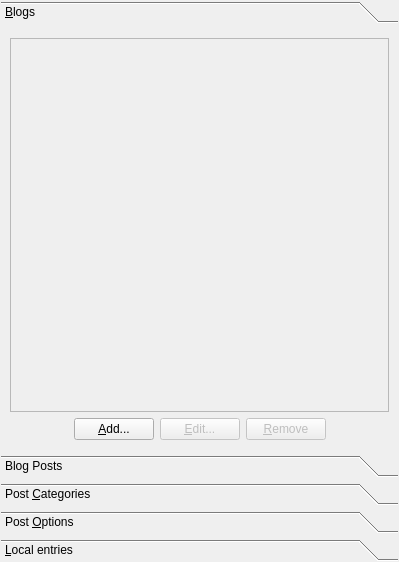
Before: the Qt Designer form src/toolboxbase.ui in mtux/bilbo, drawn with Qt 5.
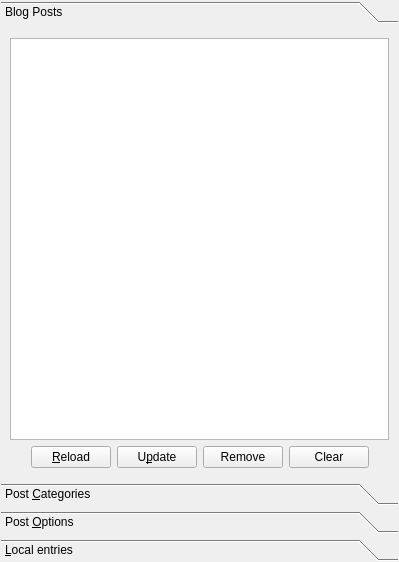
After: the same form once the commit is applied. Custom widgets are drawn as their Qt base class.

Commit message: Blog list moved to toolbar (From toolbox) A page added to configuration dialog for managing blogs

Diff of the .ui file:
```diff
--- a/src/toolboxbase.ui
+++ b/src/toolboxbase.ui
@@ -20,134 +20,13 @@
     <layout class="QGridLayout" name="gridLayout" >
      <item row="0" column="0" >
       <widget class="QToolBox" name="box" >
-       <widget class="QWidget" name="pgBlogs" >
-        <property name="geometry" >
-         <rect>
-          <x>0</x>
-          <y>0</y>
-          <width>385</width>
-          <height>403</height>
-         </rect>
-        </property>
-        <attribute name="label" >
-         <string>&amp;Blogs</string>
-        </attribute>
-        <layout class="QVBoxLayout" name="verticalLayout_8" >
-         <item>
-          <widget class="QScrollArea" name="scrollArea_2" >
-           <property name="frameShadow" >
-            <enum>QFrame::Raised</enum>
-           </property>
-           <property name="widgetResizable" >
-            <bool>true</bool>
-           </property>
-           <widget class="QWidget" name="frameBlog" >
-            <property name="geometry" >
-             <rect>
-              <x>0</x>
-              <y>0</y>
-              <width>371</width>
-              <height>357</height>
-             </rect>
-            </property>
-            <layout class="QVBoxLayout" name="verticalLayout" >
-             <property name="leftMargin" >
-              <number>2</number>
-             </property>
-             <property name="topMargin" >
-              <number>2</number>
-             </property>
-             <property name="rightMargin" >
-              <number>2</number>
-             </property>
-            </layout>
-           </widget>
-          </widget>
-         </item>
-         <item>
-          <layout class="QHBoxLayout" name="horizontalLayout_5" >
-           <property name="sizeConstraint" >
-            <enum>QLayout::SetMinimumSize</enum>
-           </property>
-           <item>
-            <spacer name="horizontalSpacer" >
-             <property name="orientation" >
-              <enum>Qt::Horizontal</enum>
-             </property>
-             <property name="sizeHint" stdset="0" >
-              <size>
-               <width>40</width>
-               <height>20</height>
-              </size>
-             </property>
-            </spacer>
-           </item>
-           <item>
-            <widget class="KPushButton" name="btnBlogAdd" >
-             <property name="toolTip" >
-              <string>Add New Blog</string>
-             </property>
-             <property name="text" >
-              <string comment="verb, add new blog" >&amp;Add...</string>
-             </property>
-            </widget>
-           </item>
-           <item>
-            <widget class="KPushButton" name="btnBlogEdit" >
-             <property name="enabled" >
-              <bool>false</bool>
-             </property>
-             <property name="toolTip" >
-              <string>Edit current selected blog settings</string>
-             </property>
-             <property name="text" >
-              <string comment="verb, edit selected blog properties" >&amp;Edit...</string>
-             </property>
-            </widget>
-           </item>
-           <item>
-            <widget class="KPushButton" name="btnBlogRemove" >
-             <property name="enabled" >
-              <bool>false</bool>
-             </property>
-             <property name="sizePolicy" >
-              <sizepolicy vsizetype="Fixed" hsizetype="Minimum" >
-               <horstretch>0</horstretch>
-               <verstretch>0</verstretch>
-              </sizepolicy>
-             </property>
-             <property name="toolTip" >
-              <string>Remove current selected blog</string>
-             </property>
-             <property name="text" >
-              <string comment="verb, remove selected blog from the blog list" >&amp;Remove</string>
-             </property>
-            </widget>
-           </item>
-           <item>
-            <spacer name="horizontalSpacer_2" >
-             <property name="orientation" >
-              <enum>Qt::Horizontal</enum>
-             </property>
-             <property name="sizeHint" stdset="0" >
-              <size>
-               <width>40</width>
-               <height>20</height>
-              </size>
-             </property>
-            </spacer>
-           </item>
-          </layout>
-         </item>
-        </layout>
-       </widget>
        <widget class="QWidget" name="pgEntries" >
         <property name="geometry" >
          <rect>
           <x>0</x>
           <y>0</y>
           <width>385</width>
-          <height>403</height>
+          <height>432</height>
          </rect>
         </property>
         <attribute name="label" >
```
Left out of the diff: 18 changed lines with no effect on the pictures. The commit also changes 13 other files.
